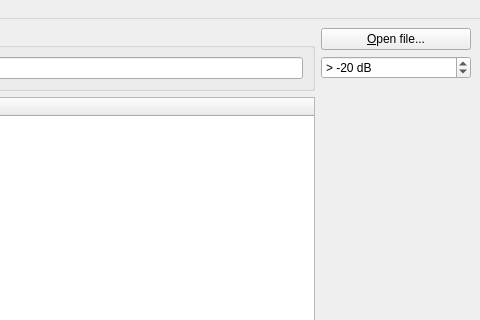
First picture: the form in src/gui/pling-plong-odometer.ui, repository havardgulldahl/pling-plong-odometer, before the edit; both pictures show x 420 to 900 and y 0 to 320 of the 900 by 697 pixel window.
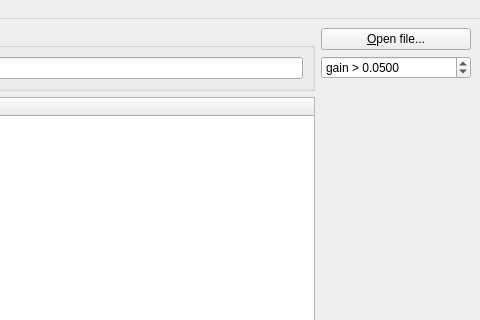
Second picture: the form after the edit. Icons and pictures are not drawn.

Commit message: separating loadingbar to a distinct method for easy re-use ; using gain and not decibel for computations

Diff of the .ui file:
```diff
--- a/src/gui/pling-plong-odometer.ui
+++ b/src/gui/pling-plong-odometer.ui
@@ -278,27 +278,24 @@
        </widget>
       </item>
       <item>
-       <widget class="QSpinBox" name="volumeThreshold">
-        <property name="toolTip">
-         <string>Select a threshold in dB</string>
-        </property>
-        <property name="statusTip">
-         <string>All audio below this value is left out when the total duration of each clip is computed.</string>
-        </property>
-        <property name="suffix">
-         <string> dB</string>
-        </property>
+       <widget class="QDoubleSpinBox" name="volumeThreshold">
         <property name="prefix">
-         <string>&gt; </string>
+         <string>gain &gt; </string>
         </property>
-        <property name="minimum">
-         <number>-60</number>
+        <property name="suffix">
+         <string/>
+        </property>
+        <property name="decimals">
+         <number>4</number>
         </property>
         <property name="maximum">
-         <number>9</number>
+         <double>4.000000000000000</double>
+        </property>
+        <property name="singleStep">
+         <double>0.010000000000000</double>
         </property>
         <property name="value">
-         <number>-20</number>
+         <double>0.050000000000000</double>
         </property>
        </widget>
       </item>
```
The commit also changes 1 other file.
